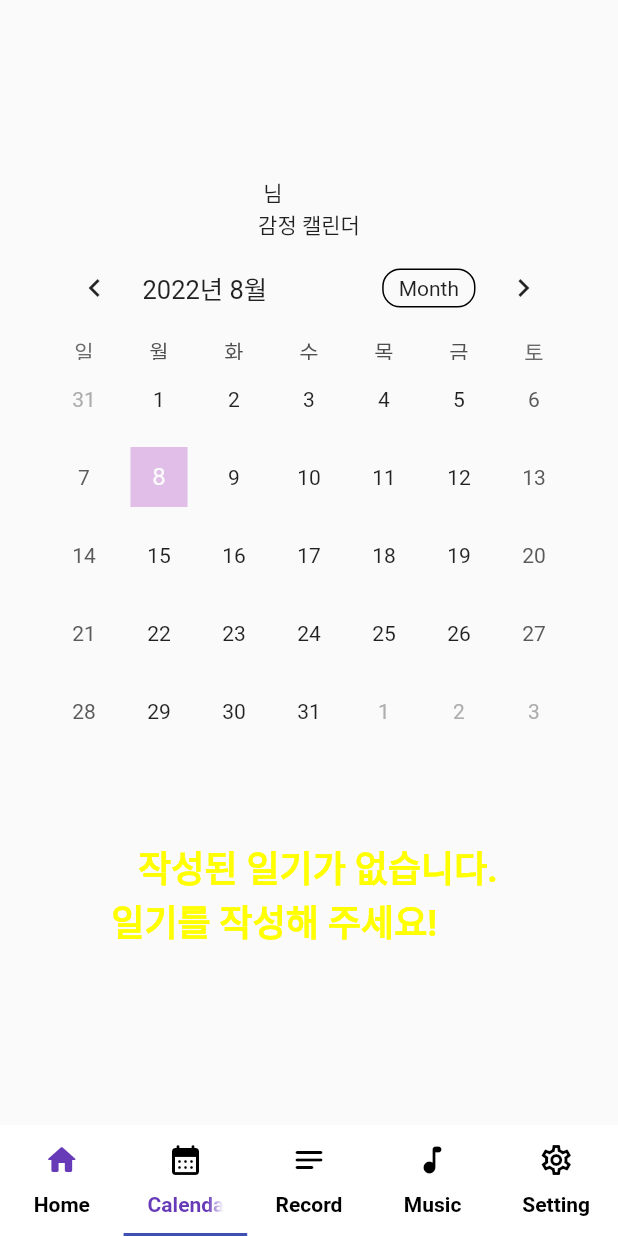
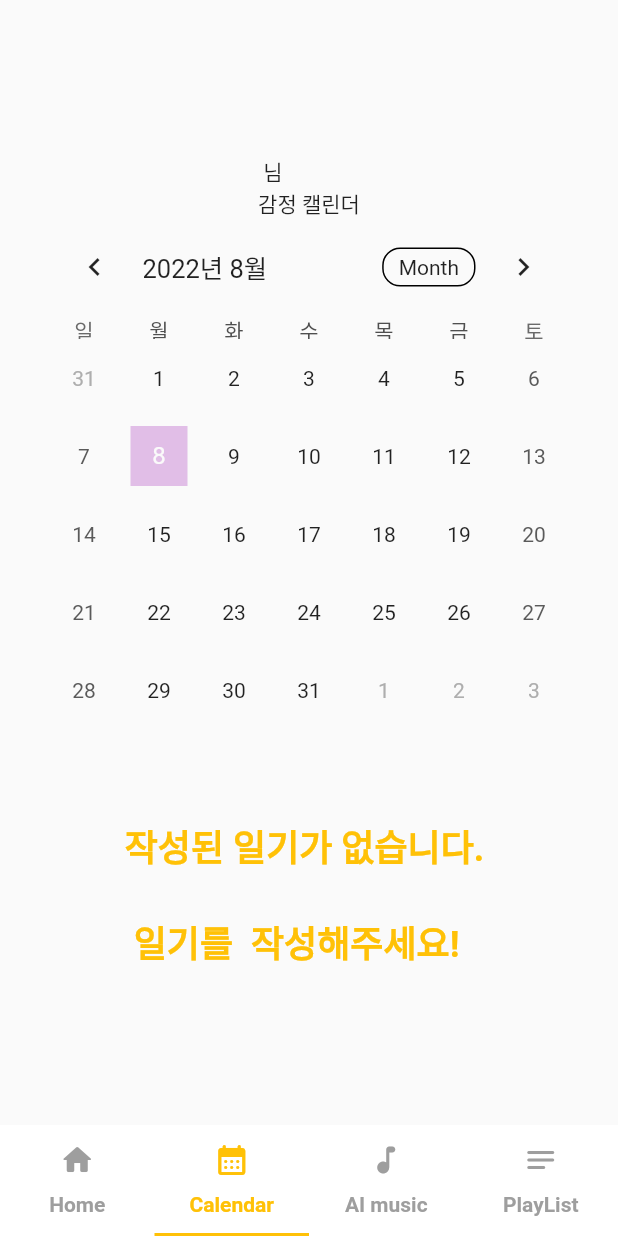
Before and after one commit to python-project-3Joe/Musik, a Flutter app: the MainTabPage screen opened by its route, item 2 of the bottom bar chosen, on a phone screen of 412 x 824 dp. Run offline on Flutter 3.47's test engine with Material 2 defaults, Android fonts, the phone set to English and light mode, and no system bars; drawn by our look-alikes of table_calendar; our stand-ins replace animated_splash_screen, pie_chart; missing offline and left inert: dart:ffi; network calls fail.

```diff
--- a/musik/lib/maintabpage.dart
+++ b/musik/lib/maintabpage.dart
@@ -2,9 +2,9 @@ import 'package:flutter/material.dart';
 import 'package:musik/userMessage.dart';
 import 'package:musik/view/calendar.dart';
 import 'package:musik/view/diaryhome.dart';
-import 'package:musik/view/diarylist.dart';
 import 'package:musik/view/music.dart';
 import 'package:musik/view/mypage.dart';
+import 'package:musik/view/select_emotion.dart';
 
 class MainTabPage extends StatefulWidget {
   const MainTabPage({Key? key}) : super(key: key);
@@ -22,7 +22,7 @@ class _MainTabPageState extends State<MainTabPage>
   @override
   void initState() {
     super.initState();
-    controller = TabController(length: 5, vsync: this);
+    controller = TabController(length: 4, vsync: this);
     uId = User.uId;
   }
 
@@ -45,11 +45,11 @@ class _MainTabPageState extends State<MainTabPage>
             // 달력 페이지
             Calendar(),
             // 다이어리 기록
-            DiaryList(),
+            SelectEmotion(),
             // 음악 플레이리스트
             Music(),
             // 마이페이지
-            MyPage()
+            // MyPage()
           ],
         ),
       ),
@@ -59,46 +59,42 @@ class _MainTabPageState extends State<MainTabPage>
           //
         },
         controller: controller,
-        labelColor: Colors.deepPurple,
+        labelColor: Colors.amber,
         labelStyle: const TextStyle(fontWeight: FontWeight.bold),
-        indicatorColor: Colors.indigo,
-        unselectedLabelColor: Colors.black,
-        tabs: [
+        indicatorColor:  Colors.amber,
+        unselectedLabelColor: Colors.grey,
+        tabs: const [
           Tab(
             icon: Icon(
               Icons.home_rounded,
-              color: controller.index == 0 ? Colors.deepPurple : Colors.black,
             ),
             text: "Home",
           ),
           Tab(
             icon: Icon(
               Icons.calendar_month_rounded,
-              color: controller.index == 1 ? Colors.deepPurple : Colors.black,
             ),
             text: "Calendar",
           ),
           Tab(
             icon: Icon(
-              Icons.notes_rounded,
-              color: controller.index == 2 ? Colors.deepPurple : Colors.black,
+              Icons.music_note_rounded,
             ),
-            text: "Record",
+            text: "AI music",
           ),
           Tab(
             icon: Icon(
-              Icons.music_note_rounded,
-              color: controller.index == 2 ? Colors.deepPurple : Colors.black,
+              Icons.notes_rounded,
             ),
-            text: "Music",
+            text: "PlayList",
           ),
-          Tab(
-            icon: Icon(
-              Icons.settings_outlined,
-              color: controller.index == 2 ? Colors.deepPurple : Colors.black,
-            ),
-            text: "Setting",
-          ),
+          // Tab(
+          //   icon: Icon(
+          //     Icons.settings_outlined,
+          //     color: controller.index == 2 ? Colors.deepPurple : Colors.black,
+          //   ),
+          //   text: "Setting",
+          // ),
         ],
       ),
     );
--- a/musik/lib/view/calendar.dart
+++ b/musik/lib/view/calendar.dart
@@ -133,9 +133,9 @@ class _CalendarState extends State<Calendar> {
                         mainAxisAlignment: MainAxisAlignment.spaceEvenly,
                         children: const [
                           Text(
-                            '   작성된 일기가 없습니다. \n일기를 작성해 주세요!',
+                            '작성된 일기가 없습니다. \n\n 일기를  작성해주세요!',
                             style: TextStyle(
-                                color: Colors.yellowAccent,
+                                color: Colors.amber,
                                 fontSize: 24,
                                 fontWeight: FontWeight.bold),
                           )
```
